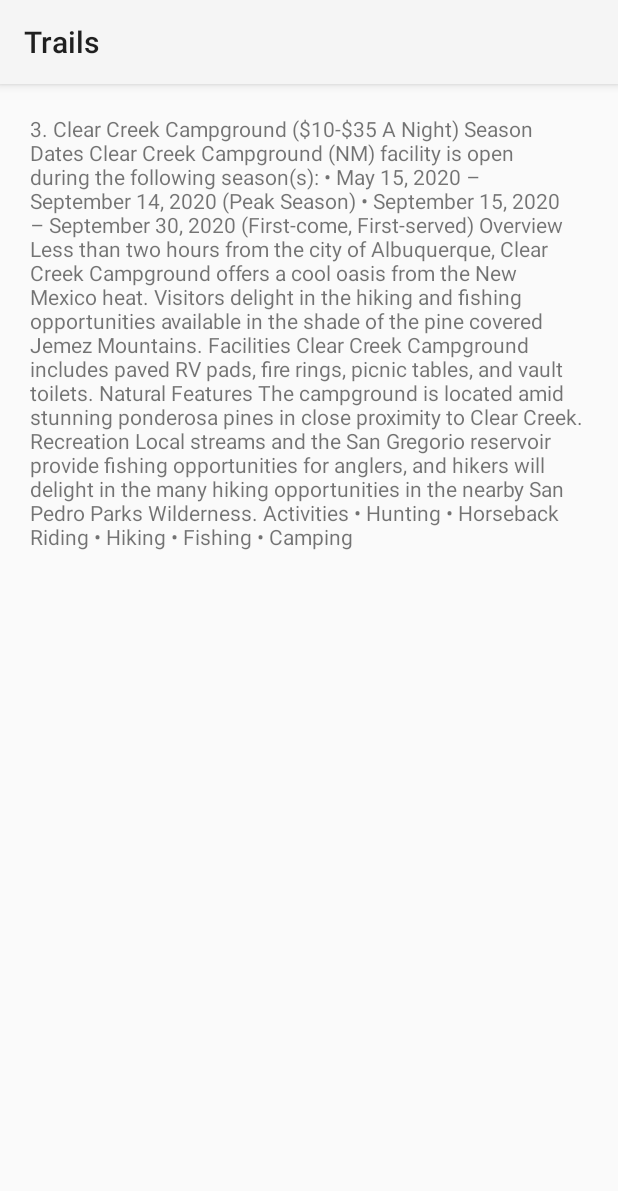
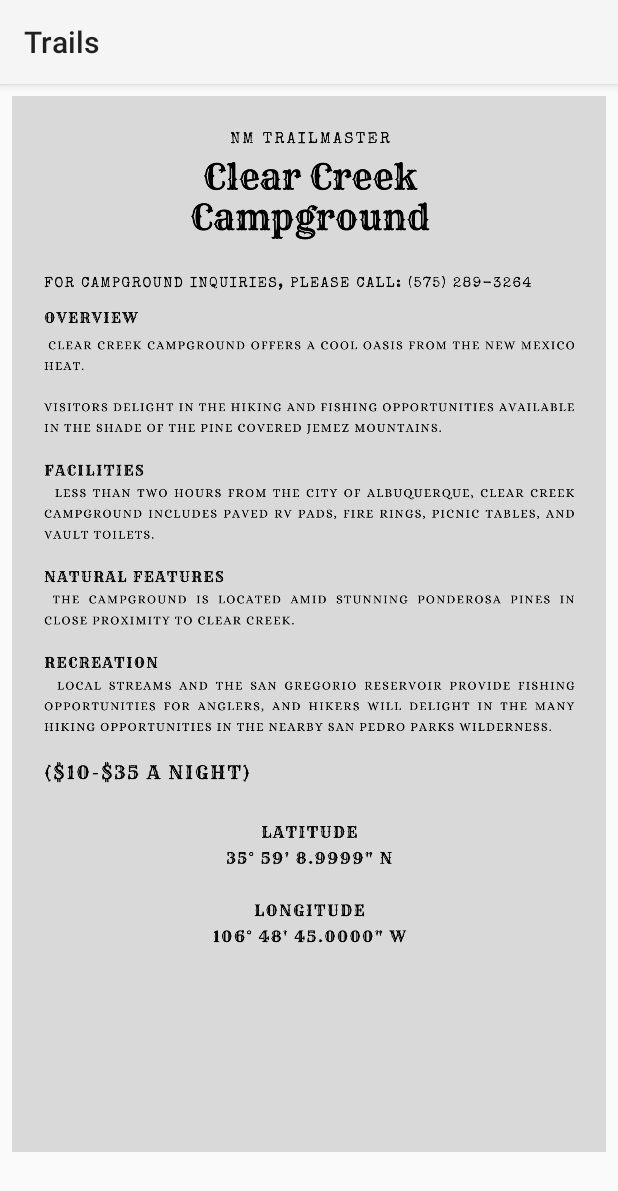
Before and after one commit to jdrake16/trails, an Android app: the Activity10 screen opened directly, with no data from a screen before it, on a phone screen of 412 x 824 dp. Shown: the top 1191 px of the screen. Run offline under Robolectric (Android 15) with nearby library versions, the phone set to English and light mode, and no system bars.

Commit message:
camping info updated.

```diff
--- a/app/src/main/AndroidManifest.xml
+++ b/app/src/main/AndroidManifest.xml
@@ -1,6 +1,10 @@
 <?xml version="1.0" encoding="utf-8"?>
 <manifest xmlns:android="http://schemas.android.com/apk/res/android"
   package="edu.cnm.deepdive.trails">
+
+  <uses-feature
+    android:name="android.hardware.Camera"
+    android:required="true"/>
 
   <application
     android:allowBackup="true"
--- a/app/src/main/java/edu/cnm/deepdive/trails/MainActivity.java
+++ b/app/src/main/java/edu/cnm/deepdive/trails/MainActivity.java
@@ -42,7 +42,7 @@ public class MainActivity extends AppCompatActivity {
       }
     });
 
-
+//  TODO add borders to buttons.
 
   }
 }
--- a/app/src/main/res/layout/activity_10.xml
+++ b/app/src/main/res/layout/activity_10.xml
@@ -1,17 +1,26 @@
 <?xml version="1.0" encoding="utf-8"?>
-<LinearLayout xmlns:android="http://schemas.android.com/apk/res/android"
+<ScrollView xmlns:android="http://schemas.android.com/apk/res/android"
   android:layout_width="match_parent"
-  android:layout_height="match_parent"
-  android:orientation="vertical">
+  android:layout_height="wrap_content"
+  android:fillViewport="false">
 
-  <TextView
-    android:id="@+id/campinfo"
+  <LinearLayout xmlns:android="http://schemas.android.com/apk/res/android"
     android:layout_width="match_parent"
-    android:layout_height="wrap_content"
-    android:text="@string/camp_info_3"
-    android:layout_margin="20dp"
-    />
+    android:layout_height="match_parent"
+    android:orientation="vertical">
+
+    <ImageView
+      android:id="@+id/jemez"
+      android:layout_width="wrap_content"
+      android:layout_height="wrap_content"
+      android:src="@drawable/clear_creek_canva_1"
+      android:scaleType="centerInside"
+      android:adjustViewBounds="true"
+      android:layout_margin="8dp"
+      />
 
 
 
-</LinearLayout>
+  </LinearLayout>
+
+</ScrollView>
--- a/app/src/main/res/layout/activity_main.xml
+++ b/app/src/main/res/layout/activity_main.xml
@@ -6,6 +6,8 @@
   android:layout_width="match_parent"
   android:layout_height="match_parent"
   tools:context=".MainActivity">
+
+
 
   <TextView
     android:id="@+id/options"
```
Also changed, not shown: app/src/main/java/edu/cnm/deepdive/trails/Activity3.java (+35 -3 lines), app/src/main/res/layout/activity_11.xml (+7 -5 lines), app/src/main/res/layout/activity_12.xml (+7 -5 lines), app/src/main/res/layout/activity_3.xml (+24 -0 lines), app/src/main/res/layout/activity_9.xml (+7 -6 lines), app/src/main/res/drawable/black_canyon_canva.png (added), app/src/main/res/drawable/clear_creek_canva.png (added), app/src/main/res/drawable/clear_creek_canva_1.png (added), app/src/main/res/drawable/columbine_campground_canva.png (added), app/src/main/res/drawable/elephant _rock_canva.png (added).
